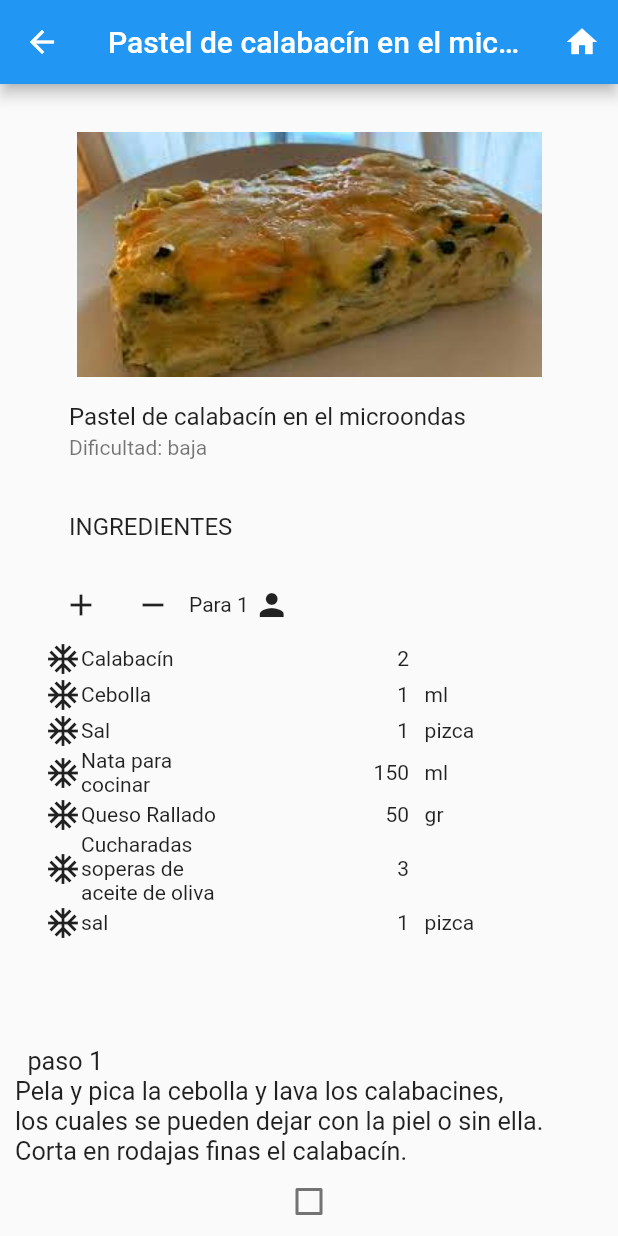
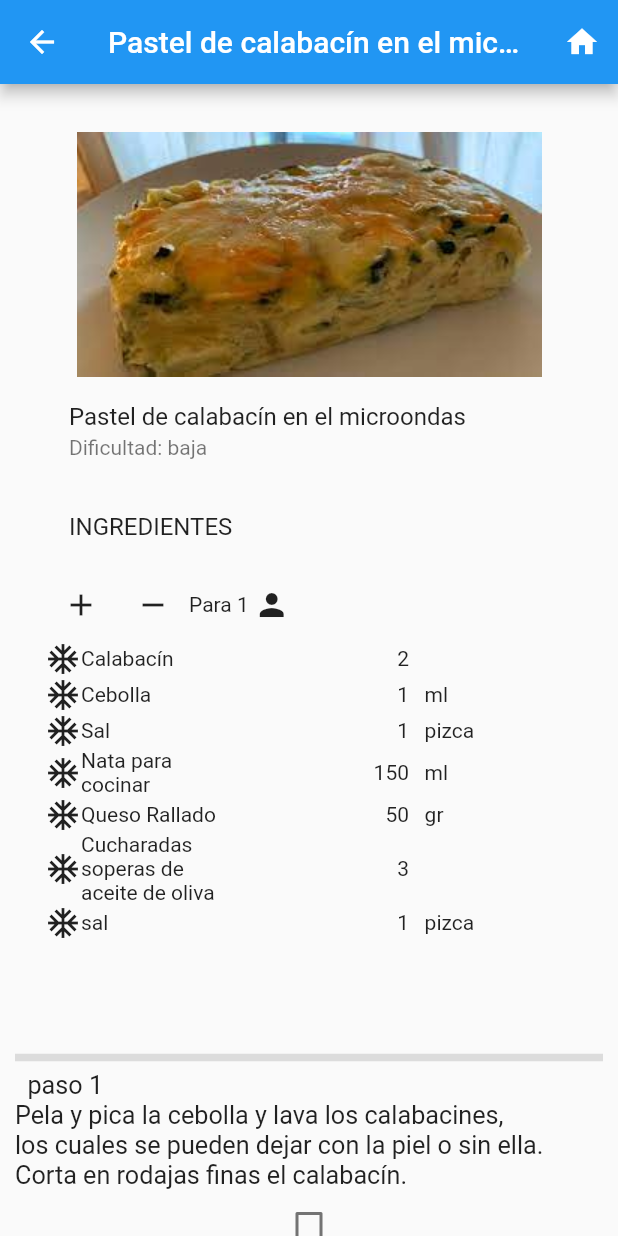
Before and after one commit to marcvaldiviaprim/flutter_application_1, a Flutter app: the screen it shows after launch, after a tap on "Pastel de calabacín en el microondas", on a phone screen of 412 x 824 dp. Run offline on Flutter 3.47's test engine with Material 2 defaults, Android fonts, the phone set to English and light mode, and no system bars.

Commit message:
divider
divider para los checkbox

```diff
--- a/lib/miApp/PageRecetas.dart
+++ b/lib/miApp/PageRecetas.dart
@@ -167,7 +167,8 @@ class _RecetaState extends State<Receta> {
                 physics: NeverScrollableScrollPhysics(),
                 itemCount: pasos.length,
                 itemBuilder: (BuildContext context, int index) {
-                  checkFalse[index]; // le pasamos el index es decir todas las posiciones para  utilizarlas
+                  checkFalse[
+                      index]; // le pasamos el index es decir todas las posiciones para  utilizarlas
                   return Container(
                     padding: EdgeInsets.all(10),
                     child: Column(
@@ -175,17 +176,20 @@ class _RecetaState extends State<Receta> {
                         SizedBox(
                           width: 40,
                         ),
+                        Divider(thickness: 5,),
                         Text(
                           "  paso " + '${index + 1}\n' + pasos[index]["paso"],
                           textScaleFactor: 1.2,
                         ),
                         Checkbox(
                           checkColor: Colors.white,
-                          value: checkFalse[index], // recorremos el index para recoger un valor solo.
+                          value: checkFalse[
+                              index], // recorremos el index para recoger un valor solo.
                           onChanged: (value) {
-                              setState(() {
-                                checkFalse[index] = !checkFalse[index]; // y cambiamos valor.
-                              });
+                            setState(() {
+                              checkFalse[index] =
+                                  !checkFalse[index]; // y cambiamos valor.
+                            });
                           },
                         ),
                       ],
```
Also changed, not shown: lib/main.dart (line endings or trailing spaces).
